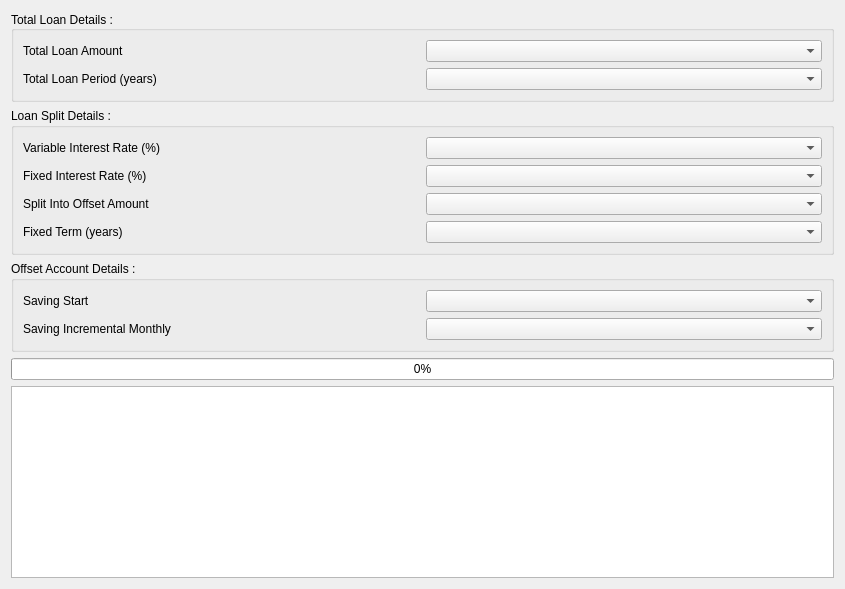
Before: the Qt Designer form homeloansplitter.ui in Feng-Yin/homeloansplitter, drawn with Qt 5.
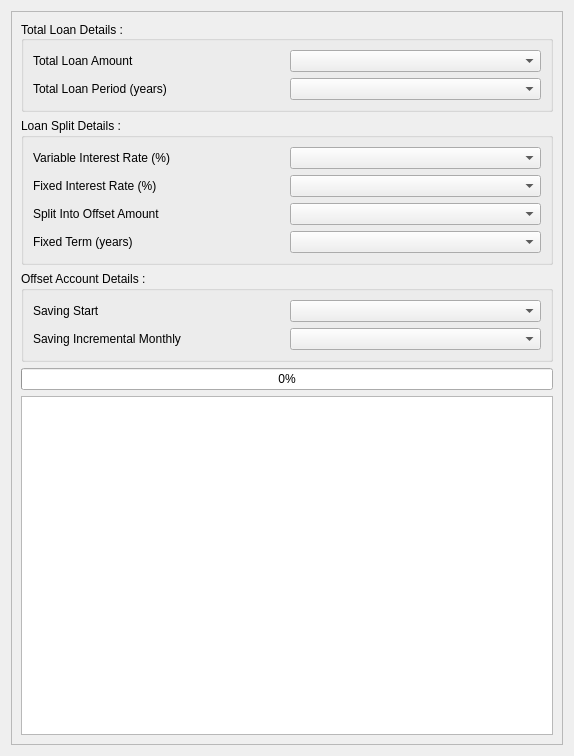
After: the same form once the commit is applied.

Commit message:
Make the widget gesture friendly.
Make the widget gesture friendly.

```diff
--- a/homeloansplitter.ui
+++ b/homeloansplitter.ui
@@ -6,12 +6,33 @@
    <rect>
     <x>0</x>
     <y>0</y>
-    <width>845</width>
-    <height>560</height>
+    <width>574</width>
+    <height>756</height>
    </rect>
   </property>
+  <property name="sizePolicy">
+   <sizepolicy hsizetype="Expanding" vsizetype="Expanding">
+    <horstretch>0</horstretch>
+    <verstretch>10</verstretch>
+   </sizepolicy>
+  </property>
   <layout class="QGridLayout" name="gridLayout_4">
    <item row="0" column="0">
+    <widget class="QScrollArea" name="scrollArea">
+     <property name="widgetResizable">
+      <bool>true</bool>
+     </property>
+     <widget class="QWidget" name="scrollAreaWidgetContents">
+      <property name="geometry">
+       <rect>
+        <x>0</x>
+        <y>0</y>
+        <width>554</width>
+        <height>736</height>
+       </rect>
+      </property>
+      <layout class="QGridLayout" name="gridLayout">
+       <item row="0" column="0">
     <layout class="QVBoxLayout" name="verticalLayoutMostOuter">
      <item>
       <widget class="QGroupBox" name="groupBoxTotalLoanDetails">
@@ -30,8 +51,8 @@
        <property name="checkable">
         <bool>false</bool>
        </property>
-       <layout class="QGridLayout" name="gridLayout">
-        <item row="0" column="0">
+           <layout class="QVBoxLayout" name="verticalLayout_4">
+            <item>
          <layout class="QHBoxLayout" name="horizontalLayout">
           <item>
            <layout class="QVBoxLayout" name="verticalLayout">
@@ -199,22 +220,18 @@
       </widget>
      </item>
      <item>
-      <layout class="QHBoxLayout" name="horizontalLayout_4">
-       <item>
         <widget class="QProgressBar" name="progressBarCalc">
          <property name="value">
           <number>0</number>
          </property>
         </widget>
        </item>
-      </layout>
-     </item>
      <item>
       <widget class="QPlainTextEdit" name="plainTextEditResult">
        <property name="sizePolicy">
-        <sizepolicy hsizetype="Expanding" vsizetype="Minimum">
+            <sizepolicy hsizetype="Expanding" vsizetype="Expanding">
          <horstretch>0</horstretch>
-         <verstretch>0</verstretch>
+             <verstretch>5</verstretch>
         </sizepolicy>
        </property>
        <property name="undoRedoEnabled">
@@ -229,6 +246,10 @@
       </widget>
      </item>
     </layout>
+       </item>
+      </layout>
+     </widget>
+    </widget>
    </item>
   </layout>
  </widget>
```
Lines whose indentation alone changed are shown as unchanged. The commit also changes 2 other files.
